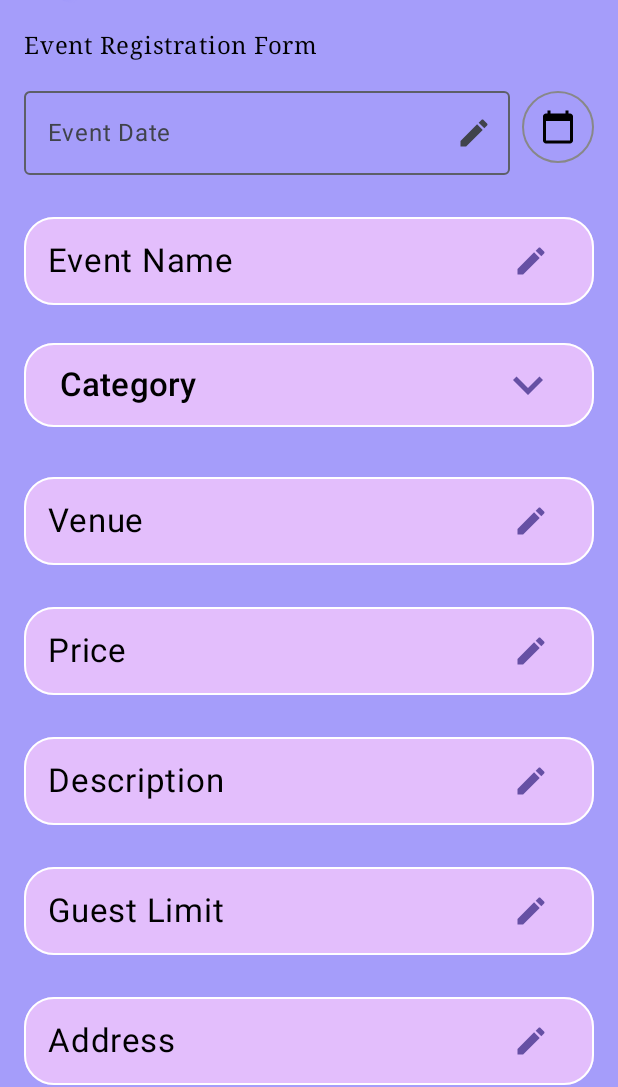
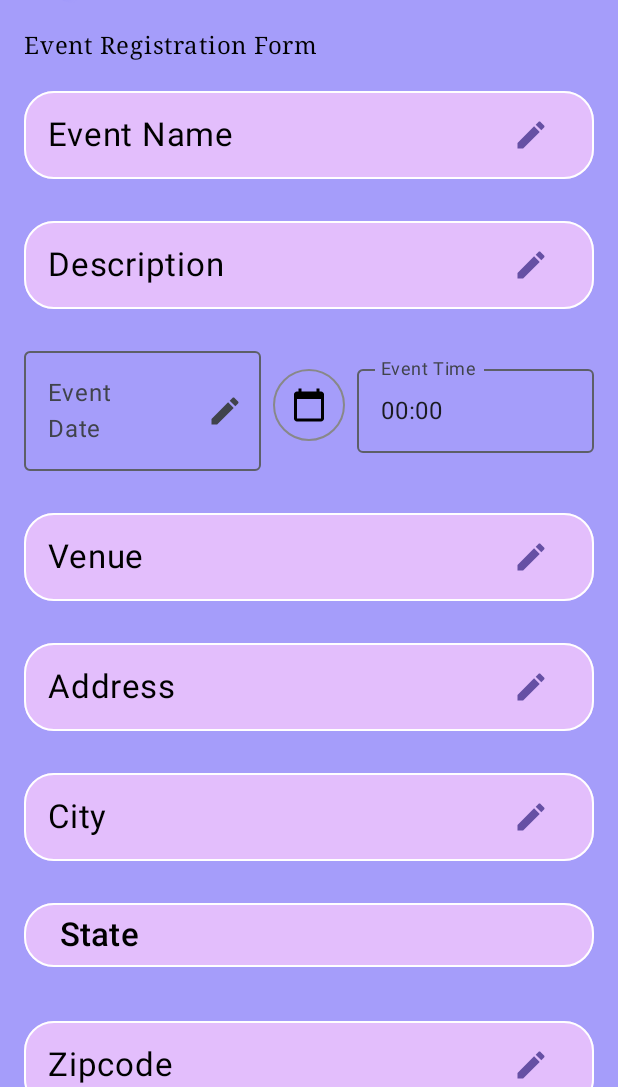
Before and after one commit to SierraHEd/Wanderly, an Android app built with Jetpack Compose: the screen it shows after launch (MainActivity), on a phone screen of 412 x 824 dp, the part 149-1236 px from its top. Run offline under Robolectric (Android 15) with nearby library versions, the phone set to English and light mode, and no system bars; libraries missing offline, so code that uses them is left out: java.time.

Commit message:
changing around the formatting of the event creation page

```diff
--- a/app/src/main/java/com/example/csc490group3/RegisterEventScreen.kt
+++ b/app/src/main/java/com/example/csc490group3/RegisterEventScreen.kt
@@ -88,6 +88,7 @@ import com.example.csc490group3.ui.theme.PurpleContainer
 import com.example.csc490group3.ui.theme.PurpleDarkBKG
 import kotlinx.coroutines.launch
 import kotlinx.datetime.LocalDate
+import kotlinx.datetime.LocalTime
 
 @OptIn(ExperimentalMaterial3Api::class)
 @Composable
@@ -107,6 +108,7 @@ fun RegisterEventScreen(navController: NavController) {
     var isPublic by remember { mutableStateOf(true) }
     var isFamilyFriendly by remember { mutableStateOf(false) }
     var selectedCategory by remember { mutableStateOf("Category") }
+    var eventTime by remember { mutableStateOf("00:00" )}
     //TODO: make it so that the states will change depending on which country is selected.
     var selectedCountry by remember { mutableStateOf("Country") }
     var selectedState by remember { mutableStateOf("State") }
@@ -313,6 +315,12 @@ fun RegisterEventScreen(navController: NavController) {
                 fontFamily = FontFamily.Serif
             )
 
+            // Event Name Field
+            EventTextField("Event Name", eventName) { eventName = it }
+            EventTextField("Description", description) { description = it }
+            Row (
+                //add stuff here??
+            ) {
                 //Fields
                 // Event Date Field (Using a Button to show DatePicker)
                 Row(
@@ -331,6 +339,7 @@ fun RegisterEventScreen(navController: NavController) {
                         visualTransformation = DateInputVisualTransformation(),
                         readOnly = false,
                         modifier = Modifier
+                            .fillMaxWidth(fraction = 0.6f)
                             .weight(1f)
                             .onGloballyPositioned {
                                 convertStringToMillis(eventDateString)?.let{millis ->
@@ -357,17 +366,28 @@ fun RegisterEventScreen(navController: NavController) {
                             tint = Color.Black
                         )
                     }
+
+                    Spacer(modifier = Modifier.width(8.dp))
+
+                    OutlinedTextField(
+                        value = eventTime,
+                        onValueChange = { newTime ->
+                            eventTime = newTime
+                        },
+                        label = { Text("Event Time") },
+                        keyboardOptions = KeyboardOptions(keyboardType = KeyboardType.Number),
+                        modifier = Modifier
+                            .fillMaxWidth(fraction = 0.4f)
+                            .weight(1f)
+                    )
                 }
-            // Event Name Field
-            EventTextField("Event Name", eventName) { eventName = it }
-            DropdownMenuExample(categories, selectedCategory) { selectedCategory = it }
+
+            }
+
             EventTextField("Venue", venue) { venue = it }
-            EventTextField("Price", price) { price = it }
-            EventTextField("Description", description) { description = it }
-            EventTextField("Guest Limit", maxAttendees, KeyboardType.Number) { maxAttendees = it }
             EventTextField("Address", address) { address = it }
-
-            //button for country selection
+            EventTextField("City", city) { city = it }
+            //button for state selection
             Button(
                 onClick = { showStatePicker = true },
                 colors = ButtonDefaults.buttonColors(containerColor = PurpleContainer),
@@ -391,6 +411,9 @@ fun RegisterEventScreen(navController: NavController) {
                 onDismiss = { showStatePicker = false },
                 onStateSelected = { selectedState = it }
             )
+
+            EventTextField("Zipcode", zipcode) { zipcode = it }
+
             //button for country selection
             Button(
                 onClick = { showCountryPicker = true },
@@ -416,23 +439,33 @@ fun RegisterEventScreen(navController: NavController) {
                 onDismiss = { showCountryPicker = false },
                 onStateSelected = { selectedCountry = it }
             )
-            EventTextField("City", city) { city = it }
-            EventTextField("Zipcode", zipcode) { zipcode = it }
+
+            Row(
+                modifier = Modifier.fillMaxWidth(),
+                horizontalArrangement = Arrangement.spacedBy(4.dp)
+            ) {
+                EventTextField("Price", price, KeyboardType.Number, Modifier.weight(1f)) { price = it }
+
+                Spacer(Modifier.width(4.dp))
+
+                EventTextField("Guest Limit", maxAttendees, KeyboardType.Number, Modifier.weight(1f)) { maxAttendees = it }
+            }
 
             Row(
                 modifier = Modifier.fillMaxWidth(),
                 horizontalArrangement = Arrangement.SpaceEvenly
             ) {
+                Column(horizontalAlignment = Alignment.CenterHorizontally) {
                     Text("Is A Public Event", color = Black)
                     Switch(checked = isPublic, onCheckedChange = { isPublic = it })
                 }
-            Row(
-                modifier = Modifier.fillMaxWidth(),
-                horizontalArrangement = Arrangement.SpaceEvenly
-            ) {
+                Column(horizontalAlignment = Alignment.CenterHorizontally) {
                     Text("Is Family Friendly", color = Black)
                     Switch(checked = isFamilyFriendly, onCheckedChange = { isFamilyFriendly = it })
                 }
+            }
+
+            DropdownMenuExample(categories, selectedCategory) { selectedCategory = it }
 
             Button(
                 colors = ButtonDefaults.buttonColors(containerColor = PurpleBKG),
@@ -609,6 +642,7 @@ fun EventTextField(
     label: String,
     value: String,
     keyboardType: KeyboardType = KeyboardType.Text,
+    modifier: Modifier = Modifier.fillMaxWidth().padding(vertical = 10.dp),
     onValueChange: (String) -> Unit
 ) {
     OutlinedTextField(
@@ -640,12 +674,8 @@ fun EventTextField(
                 modifier = Modifier.padding(horizontal = (30.dp))
             )
         },
-        modifier = Modifier
-            .fillMaxWidth()
-            .padding(vertical = 10.dp)
-
+        modifier = modifier
     )
-
 }
 @OptIn(ExperimentalMaterial3Api::class)
 @Composable
```
Lines whose indentation alone changed are shown as unchanged.
